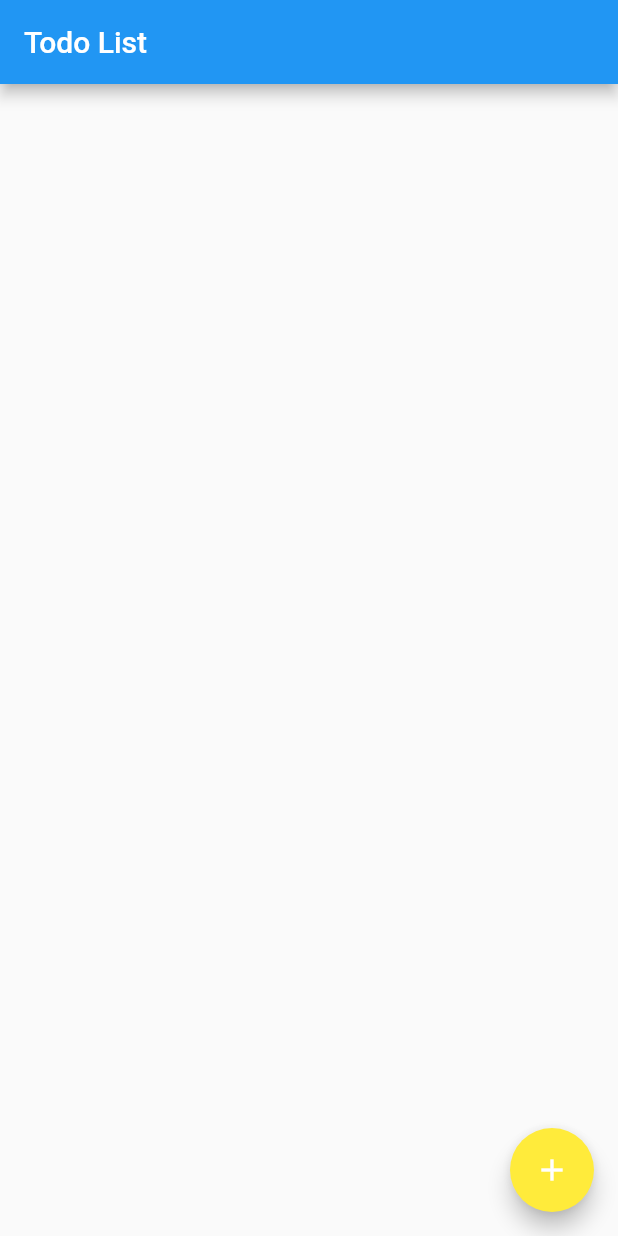
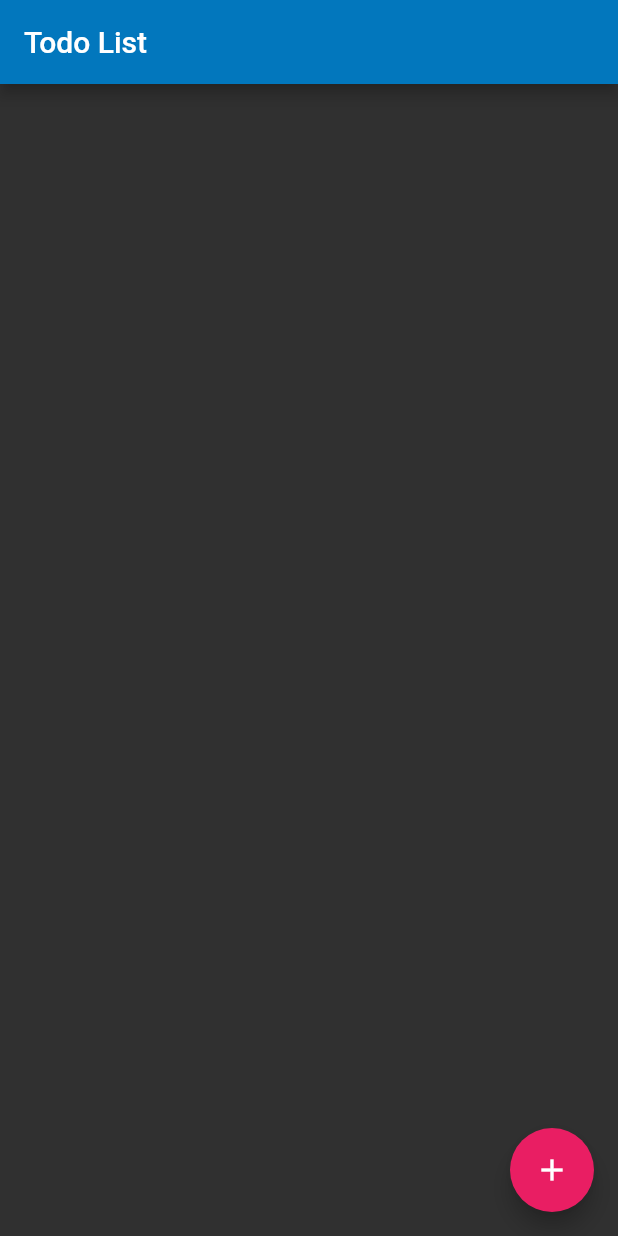
Before and after one commit to Ornova/TodoList, a Flutter app: the screen it shows after launch, on a phone screen of 412 x 824 dp. Run offline on Flutter 3.47's test engine with Material 2 defaults, Android fonts, the phone set to English and light mode, and no system bars; our stand-ins replace vibration; Roboto replaces fonts that are missing (Montserrat).

Commit message:
neue todo

```diff
--- a/lib/main.dart
+++ b/lib/main.dart
@@ -12,6 +12,23 @@ class TodoApp extends StatelessWidget {
   @override
   Widget build(BuildContext context) {
     return new MaterialApp(
+        theme: ThemeData(
+          // Define the default brightness and colors.
+          brightness: Brightness.dark,
+          primaryColor: Colors.lightBlue[800],
+          accentColor: Colors.cyan[600],
+
+          // Define the default font family.
+          fontFamily: 'Montserrat',
+
+          // Define the default TextTheme. Use this to specify the default
+          // text styling for headlines, titles, bodies of text, and more.
+          textTheme: TextTheme(
+            headline: TextStyle(fontSize: 36.0, fontWeight: FontWeight.bold),
+            title: TextStyle(fontSize: 30.0, backgroundColor: Color.fromRGBO(100, 149, 237,1)),
+            body1: TextStyle(fontSize: 30.0, fontFamily: 'Hind'),
+          ),
+        ),
         title: 'Todo List',
         home: new TodoList()
     );
--- a/lib/service/TodoListState.dart
+++ b/lib/service/TodoListState.dart
@@ -60,9 +60,10 @@ class TodoListState extends State<TodoList> {
   // Build a single todo item
   Widget _buildTodoItem(String todoText, int index) {
     return new ListTile(
-      //todo Color
-            contentPadding: EdgeInsets.fromLTRB(11, 0, 1, 0),
-            title: new Text(todoText),
+        contentPadding: EdgeInsets.fromLTRB(11, 0, 1, 0),
+
+            title: new Text(todoText,
+                style: Theme.of(context).textTheme.title),
             onTap: () => _promptRemoveTodoItem(index)
         );
   }
@@ -82,7 +83,7 @@ class TodoListState extends State<TodoList> {
     floatingActionButton: Theme(
       data: Theme.of(context).copyWith(
         colorScheme:
-        Theme.of(context).colorScheme.copyWith(secondary: Colors.yellow),
+        Theme.of(context).colorScheme.copyWith(secondary: Colors.pink),
       ),
       child: FloatingActionButton(
         onPressed: _pushAddTodoScreen,
```
Also changed, not shown: lib/model/main.dart (+166 -157 lines).
